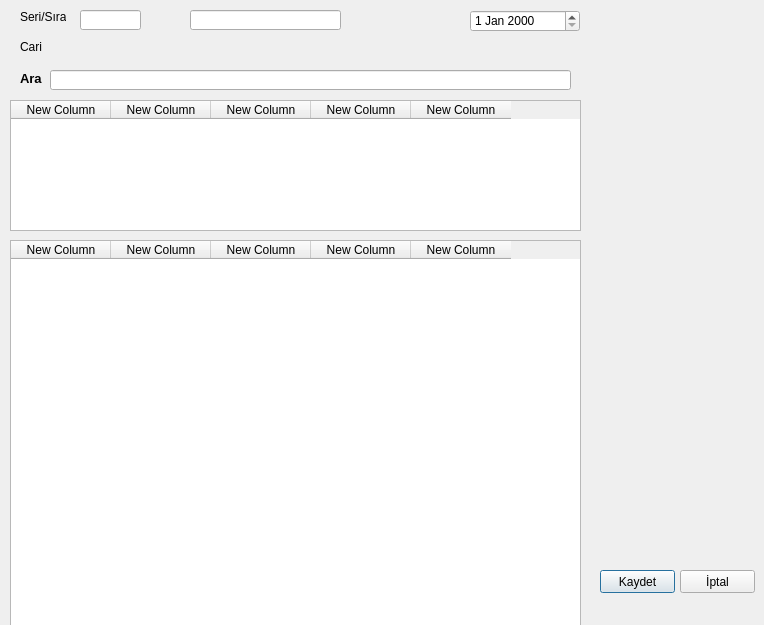
Qt form fatura.ui (nerdogan/nenra) before a commit.
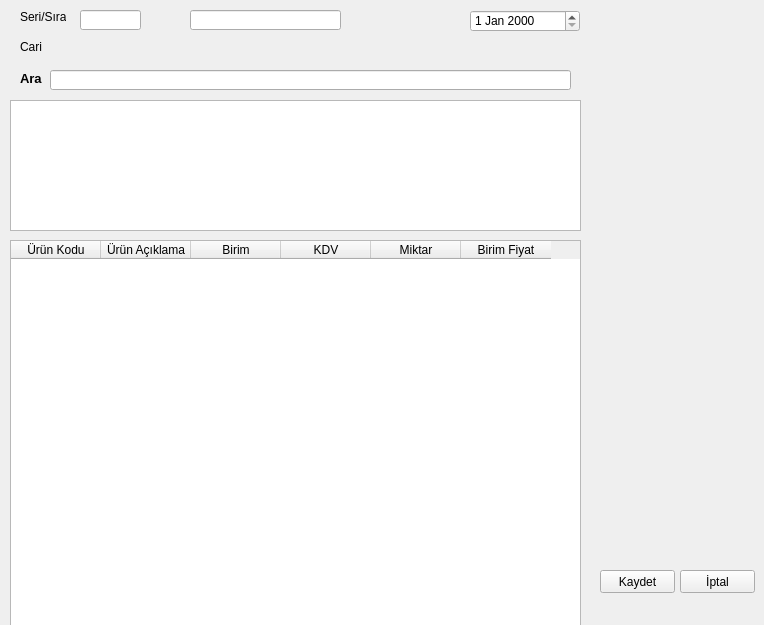
The same form after that commit.

Commit message: FATURA SERNO

Diff of the .ui file:
```diff
--- a/fatura.ui
+++ b/fatura.ui
@@ -34,6 +34,9 @@
    </property>
   </widget>
   <widget class="QLineEdit" name="lineEdit_3">
+   <property name="enabled">
+    <bool>true</bool>
+   </property>
    <property name="geometry">
     <rect>
      <x>50</x>
@@ -88,6 +91,9 @@
      <height>131</height>
     </rect>
    </property>
+   <attribute name="horizontalHeaderVisible">
+    <bool>false</bool>
+   </attribute>
    <column>
     <property name="text">
      <string>New Column</string>
@@ -123,29 +129,46 @@
      <height>391</height>
     </rect>
    </property>
+   <property name="lineWidth">
+    <number>1</number>
+   </property>
+   <property name="alternatingRowColors">
+    <bool>true</bool>
+   </property>
+   <attribute name="horizontalHeaderVisible">
+    <bool>true</bool>
+   </attribute>
+   <attribute name="horizontalHeaderDefaultSectionSize">
+    <number>90</number>
+   </attribute>
    <column>
     <property name="text">
-     <string>New Column</string>
+     <string>Ürün Kodu</string>
     </property>
    </column>
    <column>
     <property name="text">
-     <string>New Column</string>
+     <string>Ürün Açıklama</string>
     </property>
    </column>
    <column>
     <property name="text">
-     <string>New Column</string>
+     <string>Birim</string>
     </property>
    </column>
    <column>
     <property name="text">
-     <string>New Column</string>
+     <string>KDV</string>
     </property>
    </column>
    <column>
     <property name="text">
-     <string>New Column</string>
+     <string>Miktar</string>
+    </property>
+   </column>
+   <column>
+    <property name="text">
+     <string>Birim Fiyat</string>
     </property>
    </column>
   </widget>
@@ -161,6 +184,9 @@
    <property name="text">
     <string>Kaydet</string>
    </property>
+   <property name="autoDefault">
+    <bool>false</bool>
+   </property>
   </widget>
   <widget class="QPushButton" name="pushButton_2">
    <property name="geometry">
@@ -174,11 +200,20 @@
    <property name="text">
     <string>İptal</string>
    </property>
+   <property name="autoDefault">
+    <bool>false</bool>
+   </property>
+   <property name="default">
+    <bool>false</bool>
+   </property>
+   <property name="flat">
+    <bool>false</bool>
+   </property>
   </widget>
   <widget class="QLabel" name="label_3">
    <property name="geometry">
     <rect>
-     <x>80</x>
+     <x>70</x>
      <y>40</y>
      <width>491</width>
      <height>16</height>
@@ -215,6 +250,19 @@
     <string>Ara</string>
    </property>
   </widget>
+  <widget class="QLabel" name="label_5">
+   <property name="geometry">
+    <rect>
+     <x>590</x>
+     <y>70</y>
+     <width>46</width>
+     <height>13</height>
+    </rect>
+   </property>
+   <property name="text">
+    <string/>
+   </property>
+  </widget>
  </widget>
  <tabstops>
   <tabstop>lineEdit</tabstop>
```
The commit also changes 12 other files.
